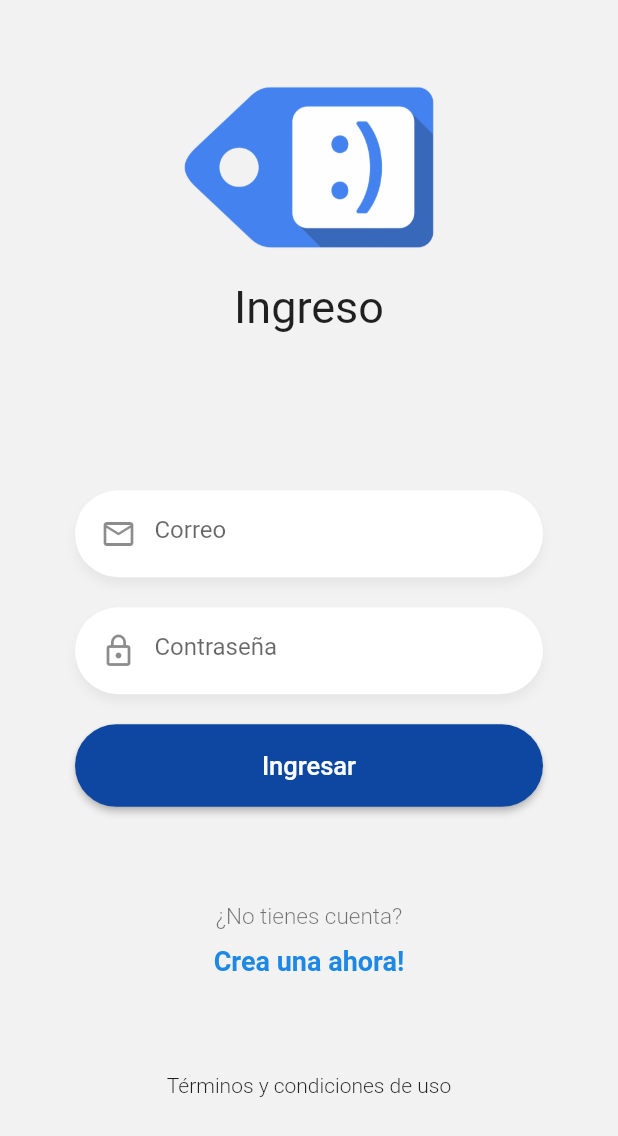
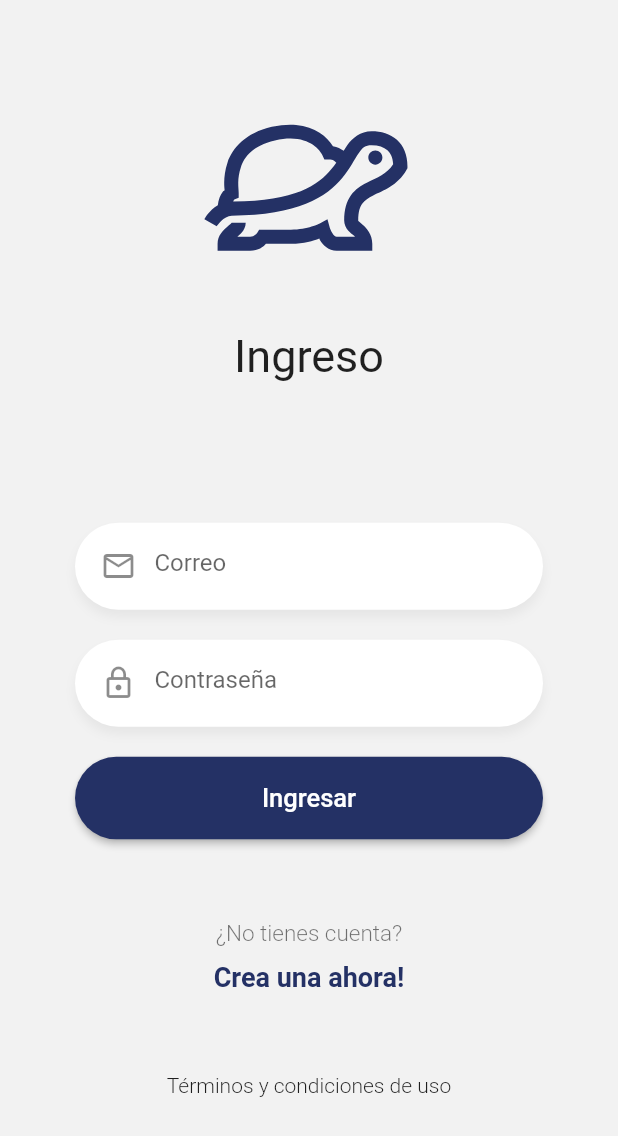
Before and after one commit to FKSAxell/app-control-ayudante, a Flutter app: the screen it shows after launch, on a phone screen of 412 x 824 dp. Shown: the top 1136 px of the screen. Run offline on Flutter 3.47's test engine with Material 2 defaults, Android fonts, the light colour scheme and no system bars; our stand-ins replace firebase_core, firebase_messaging, flutter_svg, get, get_storage; accounts and stored records are empty.

Commit message:
Theme Login, Register

```diff
--- a/lib/helpers/mostrar_alerta.dart
+++ b/lib/helpers/mostrar_alerta.dart
@@ -14,7 +14,7 @@ mostrarAlerta(BuildContext context, String titulo, String subtitulo) {
           MaterialButton(
             child: Text('Ok'),
             elevation: 5,
-            textColor: Colors.blue,
+            textColor: Color(0xff243165),
             onPressed: () => Navigator.pop(context),
           )
         ],
--- a/lib/widgets/boton_widget.dart
+++ b/lib/widgets/boton_widget.dart
@@ -15,7 +15,8 @@ class Boton extends StatelessWidget {
       style: ElevatedButton.styleFrom(
         elevation: 2,
         shape: StadiumBorder(),
-        primary: Color(0xff0D47A1),
+        // primary: Color(0xff0D47A1),
+        primary: Color(0xff243165),
       ),
       child: Container(
         height: 55,
--- a/lib/widgets/entrada_widget.dart
+++ b/lib/widgets/entrada_widget.dart
@@ -36,10 +36,12 @@ class Entrada extends StatelessWidget {
         controller: this.textController,
         obscureText: this.isPassword,
         decoration: InputDecoration(
-            prefixIcon: Icon(this.icon),
-            focusedBorder: InputBorder.none,
-            border: InputBorder.none,
-            hintText: this.placeholder),
+          // hintStyle: TextStyle(color: Colors.redAccent),
+          prefixIcon: Icon(this.icon),
+          focusedBorder: InputBorder.none,
+          border: InputBorder.none,
+          hintText: this.placeholder,
+        ),
       ),
     );
   }
--- a/lib/widgets/etiqueta_widget.dart
+++ b/lib/widgets/etiqueta_widget.dart
@@ -36,7 +36,8 @@ class Etiqueta extends StatelessWidget {
             child: Text(
               this.textVinculo,
               style: TextStyle(
-                color: Colors.blue[600],
+                // color: Colors.blue[600],
+                color: Color(0xff243165),
                 fontSize: 18,
                 fontWeight: FontWeight.bold,
               ),
--- a/lib/widgets/logo_widget.dart
+++ b/lib/widgets/logo_widget.dart
@@ -12,7 +12,12 @@ class Logo extends StatelessWidget {
         width: 170,
         child: Column(
           children: [
-            Image(image: AssetImage('assets/logos/tag-logo.png')),
+            // Image(image: AssetImage('assets/logos/tag-logo.png')),
+            SvgPicture.asset(
+              'assets/logos/turtle1.svg',
+              color: Color(0xff243165),
+              width: 150,
+            ),
             SizedBox(
               height: 20,
             ),
--- a/lib/widgets/widgets.dart
+++ b/lib/widgets/widgets.dart
@@ -1,4 +1,5 @@
 import 'package:flutter/material.dart';
+import 'package:flutter_svg/flutter_svg.dart';
 import 'package:get/get.dart';
 
 part 'entrada_widget.dart';
--- a/pubspec.yaml
+++ b/pubspec.yaml
@@ -29,6 +29,7 @@ dependencies:
   get: ^4.1.4
   get_storage: ^2.0.2
   http: ^0.13.3
+  flutter_svg:
 
 dev_dependencies:
   flutter_test:
```
Also changed, not shown: lib/pages/home_page.dart (+11 -4 lines), assets/logos/turtle1.svg (added), assets/logos/turtle2.svg (added), pubspec.lock.
